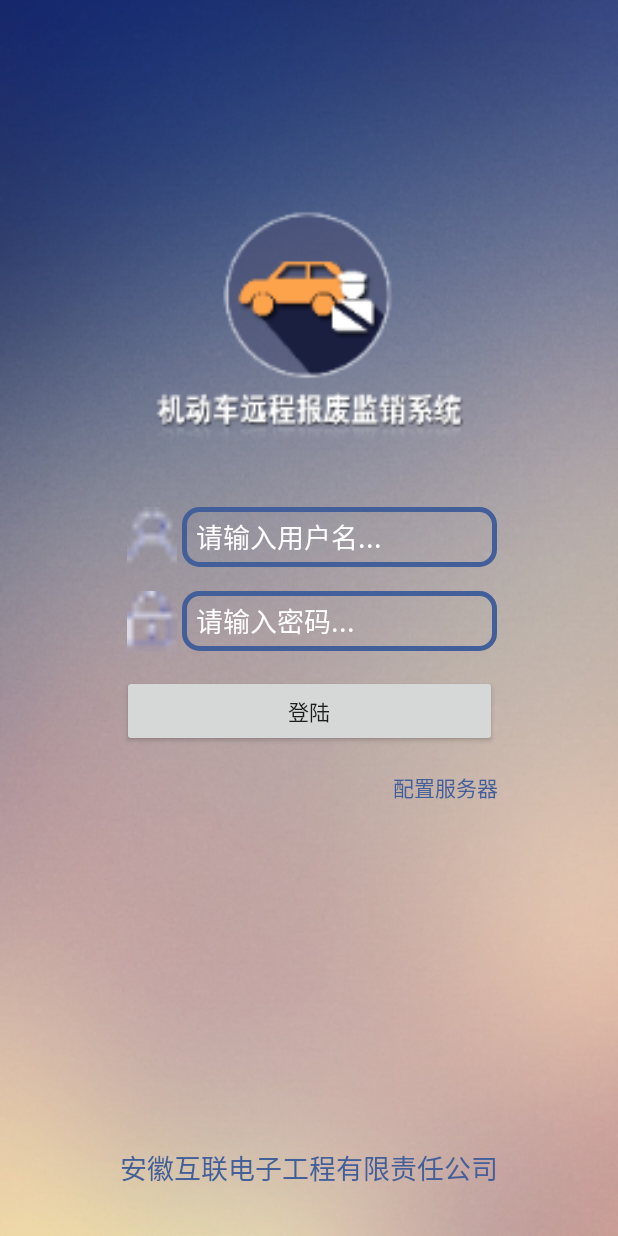
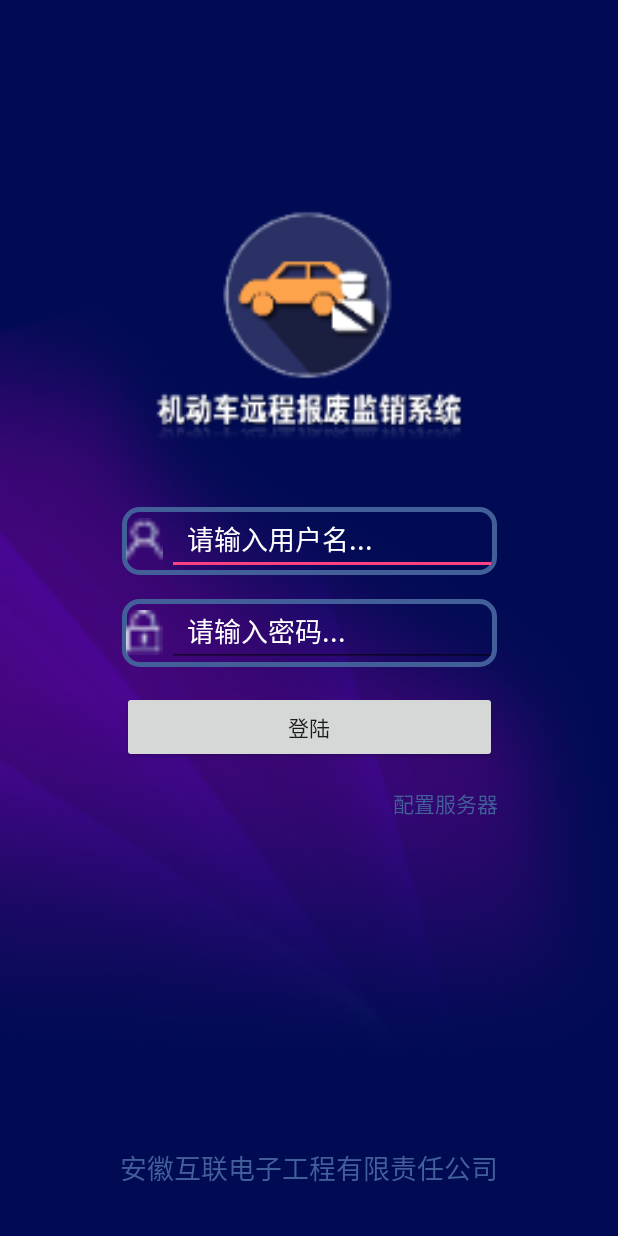
Before and after one commit to Xbigfat/DataCollectSystem, an Android app: the LoginActivity screen opened directly, with no data from a screen before it, on a phone screen of 412 x 824 dp. Run offline under Robolectric (Android 15) with nearby library versions, the phone set to English and light mode, and no system bars.

Commit message:
我靠- -

```diff
--- a/app/src/main/res/layout/login_1_default.xml
+++ b/app/src/main/res/layout/login_1_default.xml
@@ -4,7 +4,7 @@
     xmlns:tools="http://schemas.android.com/tools"
     android:layout_width="match_parent"
     android:layout_height="match_parent"
-    android:background="@mipmap/login_background_blur">
+    android:background="@mipmap/login_background_default">
 
     <ImageView
         android:id="@+id/imageView1"
@@ -31,6 +31,8 @@
         android:layout_marginRight="8dp"
         android:layout_marginStart="8dp"
         android:layout_marginTop="30dp"
+        android:background="@drawable/login_edit_style"
+        android:gravity="center"
         android:orientation="horizontal"
         app:layout_constraintLeft_toLeftOf="parent"
         app:layout_constraintRight_toRightOf="parent"
@@ -38,16 +40,16 @@
 
         <ImageView
             android:id="@+id/imageView2"
-            android:layout_width="40dp"
-            android:layout_height="40dp"
+            android:layout_width="30dp"
+            android:layout_height="30dp"
             app:srcCompat="@mipmap/login_icon_pwd" />
 
         <EditText
             android:id="@+id/login_username"
             android:layout_width="wrap_content"
-            android:layout_height="match_parent"
+            android:layout_height="45dp"
             android:layout_weight="0.24"
-            android:background="@drawable/login_edit_style"
+
             android:digits="1234567890qwertyuioplkjhgfdsazxcvbnmQWERTYUIOPLKJHGFDSAZXCVBNM"
             android:ems="10"
             android:hint="  请输入用户名..."
@@ -64,6 +66,8 @@
         android:layout_marginLeft="8dp"
         android:layout_marginRight="8dp"
         android:layout_marginTop="16dp"
+        android:background="@drawable/login_edit_style"
+        android:gravity="center"
         android:orientation="horizontal"
         app:layout_constraintHorizontal_bias="0.5"
         app:layout_constraintLeft_toLeftOf="parent"
@@ -72,8 +76,8 @@
 
         <ImageView
             android:id="@+id/imageView3"
-            android:layout_width="40dp"
-            android:layout_height="40dp"
+            android:layout_width="30dp"
+            android:layout_height="30dp"
             app:srcCompat="@mipmap/login_icon_username"
             tools:layout_editor_absoluteX="-50dp"
             tools:layout_editor_absoluteY="-2dp" />
@@ -81,9 +85,9 @@
         <EditText
             android:id="@+id/login_pwd"
             android:layout_width="wrap_content"
-            android:layout_height="match_parent"
+            android:layout_height="45dp"
             android:layout_weight="0.08"
-            android:background="@drawable/login_edit_style"
+
             android:digits="1234567890qwertyuioplkjhgfdsazxcvbnmQWERTYUIOPLKJHGFDSAZXCVBNM"
             android:hint="  请输入密码..."
             android:password="true"
--- a/app/src/main/res/layout/main_1_linearlayout.xml
+++ b/app/src/main/res/layout/main_1_linearlayout.xml
@@ -7,8 +7,8 @@
 
     <ImageView
         android:id="@+id/imageView"
-        android:layout_width="wrap_content"
-        android:layout_height="wrap_content"
+        android:layout_width="240dp"
+        android:layout_height="180dp"
         android:layout_marginBottom="8dp"
         android:layout_marginEnd="8dp"
         android:layout_marginLeft="8dp"
```
Also changed, not shown: app/src/main/res/mipmap-xxxhdpi/caiji.png (added), app/src/main/res/mipmap-xxxhdpi/chaxun.png (added), app/src/main/res/mipmap-xxxhdpi/dengji.png (added), app/src/main/res/mipmap-xxxhdpi/mima.png (added), app/src/main/res/mipmap-xxxhdpi/tbmima.png (added), app/src/main/res/mipmap-xxxhdpi/tbyonghu.png (added).
